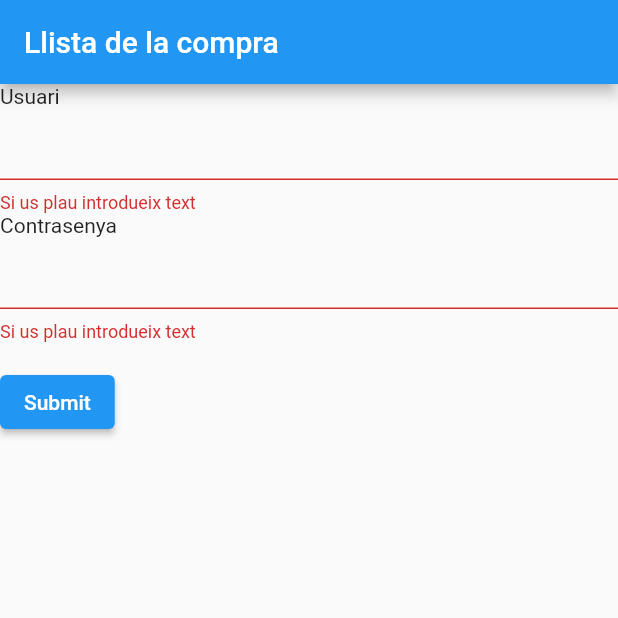
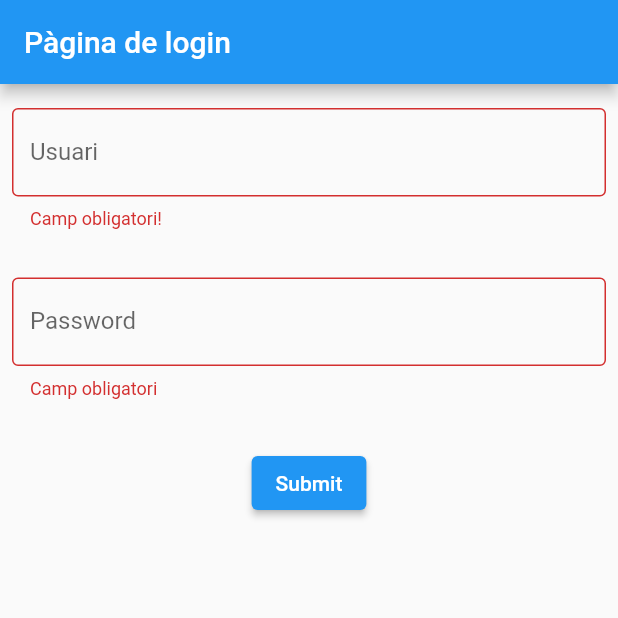
Before and after one commit to andres17878/hibrides, a Flutter app: the screen it shows after launch, after a tap on "Submit", on a phone screen of 412 x 824 dp, the top half of it. Run offline on Flutter 3.47's test engine with Material 2 defaults, Android fonts, the light colour scheme and no system bars; network calls fail.

```diff
--- /dev/null
+++ b/llista_compra/lib/login.dart
@@ -0,0 +1,110 @@
+import 'package:flutter/material.dart';
+import 'package:llista_compra/main.dart';
+import 'package:http/http.dart';
+import 'dart:convert';
+
+import 'package:llista_compra/models/llista_articles.dart';
+
+class PaginaLogin extends StatefulWidget {
+  const PaginaLogin({super.key});
+
+  @override
+  State<PaginaLogin> createState() => _PaginaLoginState();
+}
+
+class _PaginaLoginState extends State<PaginaLogin> {
+  final _formKey = GlobalKey<FormState>();
+  static String serverPath = LlistaArticles.serverPath;
+  TextEditingController usuariController = TextEditingController();
+  TextEditingController passwordController = TextEditingController();
+
+  void login(String email, String password, BuildContext context) async {
+    try {
+      String credentials = base64.encode(utf8.encode('$email:$password'));
+      String authHeader = 'Basic $credentials';
+      Response response = await post(
+        Uri.parse('$serverPath/login'),
+        headers: {'Authorization': authHeader},
+      );
+      if (response.statusCode >= 200 && response.statusCode < 300) {
+        var data = jsonDecode(response.body.toString());
+        var llista = LlistaArticles();
+        llista.setApiKey(data['x-api-key']);
+        // ignore: use_build_context_synchronously
+        Navigator.pushReplacement(
+          context,
+          MaterialPageRoute(builder: (context) => const MyHomePage()),
+        );
+      } else {
+        // ignore: use_build_context_synchronously
+        ScaffoldMessenger.of(context).showSnackBar(
+          const SnackBar(content: Text('Ha fallat la autenticació!')),
+        );
+      }
+    } catch (e) {
+      // ignore: use_build_context_synchronously
+      ScaffoldMessenger.of(context).showSnackBar(
+        const SnackBar(content: Text('Error')),
+      );
+    }
+  }
+
+  @override
+  Widget build(BuildContext context) {
+    return Scaffold(
+      appBar: AppBar(
+        title: const Text("Pàgina de login"),
+      ),
+      body: Form(
+        key: _formKey,
+        child: Column(
+          children: [
+            Padding(
+              padding: const EdgeInsets.symmetric(horizontal: 8, vertical: 16),
+              child: TextFormField(
+                controller: usuariController,
+                decoration: const InputDecoration(
+                    border: OutlineInputBorder(), labelText: "Usuari"),
+                validator: (value) {
+                  if (value == null || value.isEmpty) {
+                    return 'Camp obligatori!';
+                  }
+                  return null;
+                },
+              ),
+            ),
+            Padding(
+              padding: const EdgeInsets.symmetric(horizontal: 8, vertical: 16),
+              child: TextFormField(
+                controller: passwordController,
+                obscureText: true,
+                decoration: const InputDecoration(
+                    border: OutlineInputBorder(), labelText: "Password"),
+                validator: (value) {
+                  if (value == null || value.isEmpty) {
+                    return 'Camp obligatori';
+                  }
+                  return null;
+                },
+              ),
+            ),
+            Padding(
+              padding: const EdgeInsets.symmetric(horizontal: 8, vertical: 16),
+              child: Center(
+                child: ElevatedButton(
+                  onPressed: () {
+                    if (_formKey.currentState!.validate()) {
+                      login(usuariController.text, passwordController.text,
+                          context);
+                    }
+                  },
+                  child: const Text('Submit'),
+                ),
+              ),
+            ),
+          ],
+        ),
+      ),
+    );
+  }
+}
--- a/llista_compra/lib/main.dart
+++ b/llista_compra/lib/main.dart
@@ -1,4 +1,5 @@
 import 'package:flutter/material.dart';
+import 'package:llista_compra/login.dart';
 import 'package:llista_compra/models/llista_articles.dart';
 import 'package:llista_compra/ui_widgets/comptador_enter.dart';
 import 'package:provider/provider.dart';
@@ -7,98 +8,13 @@ void main() {
   runApp(
     ChangeNotifierProvider(
       create: (context) => LlistaArticles(),
-      child: const Llista(),
+      child: const MyApp(),
     ),
   );
 }
 
-class Llista extends StatelessWidget {
-  const Llista({super.key});
-
-  @override
-  Widget build(BuildContext context) {
-    const appTitle = 'Llista de la compra';
-
-    return MaterialApp(
-      title: appTitle,
-      home: Scaffold(
-        appBar: AppBar(
-          title: const Text(appTitle),
-        ),
-        body: const Formulario(),
-      ),
-    );
-  }
-}
-
-class Formulario extends StatefulWidget {
-  const Formulario({super.key});
-
-  @override
-  FormularioState createState() {
-    return FormularioState();
-  }
-}
-
-class FormularioState extends State<Formulario> {
-  final _formKey = GlobalKey<FormState>();
-
-  @override
-  Widget build(BuildContext context) {
-    return Form(
-      key: _formKey,
-      child: Column(
-        crossAxisAlignment: CrossAxisAlignment.start,
-        children: [
-          const Text("Usuari"),
-          TextFormField(
-            validator: (value) {
-              if (value == null || value.isEmpty) {
-                return 'Si us plau introdueix text';
-              }
-
-              if (value != "obret") {
-                return 'Usuari incorrecte';
-              }
-              return null;
-            },
-          ),
-          const Text("Contrasenya"),
-          TextFormField(
-            validator: (value) {
-              if (value == null || value.isEmpty) {
-                return 'Si us plau introdueix text';
-              }
-
-              if (value != "sesam") {
-                return 'Contrasenya incorrecta';
-              }
-              return null;
-            },
-            obscureText: true,
-          ),
-          Padding(
-              padding: const EdgeInsets.symmetric(vertical: 16),
-              child: ElevatedButton(
-                onPressed: () {
-                  if (_formKey.currentState!.validate()) {
-                    Navigator.push(
-                      context,
-                      MaterialPageRoute(
-                          builder: (context) => const ListaCompra()),
-                    );
-                  }
-                },
-                child: const Text('Submit'),
-              )),
-        ],
-      ),
-    );
-  }
-}
-
-class ListaCompra extends StatelessWidget {
-  const ListaCompra({super.key});
+class MyApp extends StatelessWidget {
+  const MyApp({super.key});
 
   @override
   Widget build(BuildContext context) {
@@ -107,7 +23,7 @@ class ListaCompra extends StatelessWidget {
       theme: ThemeData(
         primarySwatch: Colors.blue,
       ),
-      home: const MyHomePage(),
+      home: const PaginaLogin(),
     );
   }
 }
--- a/llistacompra_bd/llistacompra.json
+++ b/llistacompra_bd/llistacompra.json
@@ -10,13 +10,13 @@
 
     {
         "id": 2,
-        "name": "Llet",
+        "nom": "Llet",
         "quantitat": 1
     },
 
     {
         "id": 3,
-        "name": "Ous",
+        "nom": "Ous",
         "quantitat": 6
     }
 
```
Also changed, not shown: llista_compra/lib/models/llista_articles.dart (+27 -21 lines).
